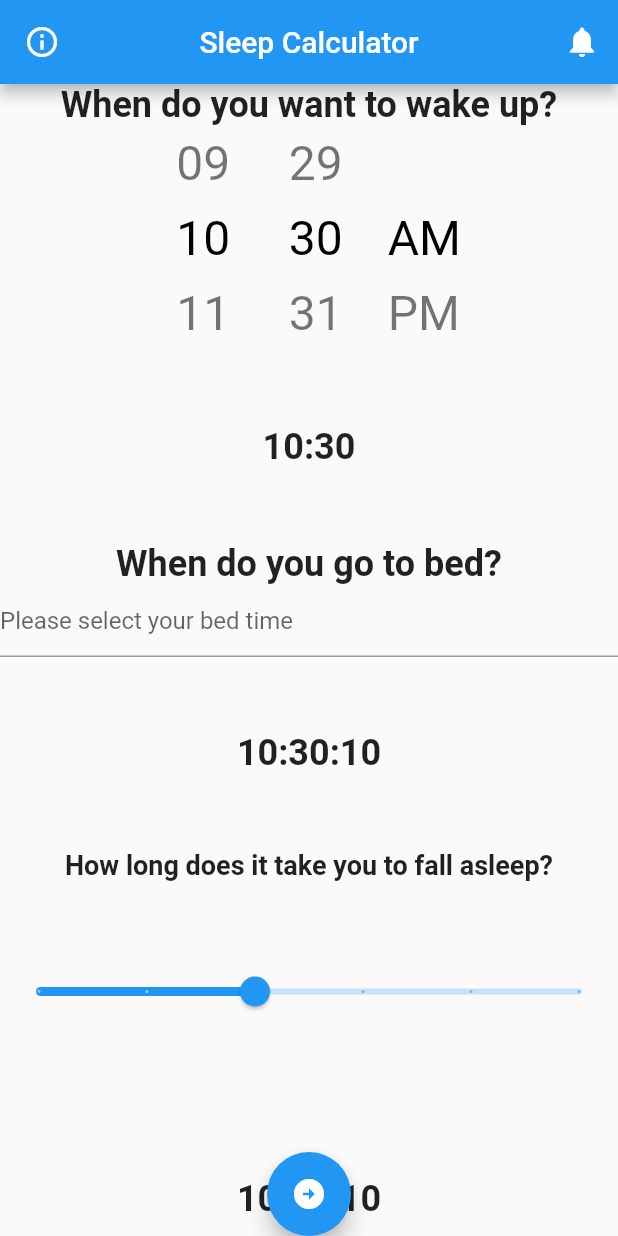
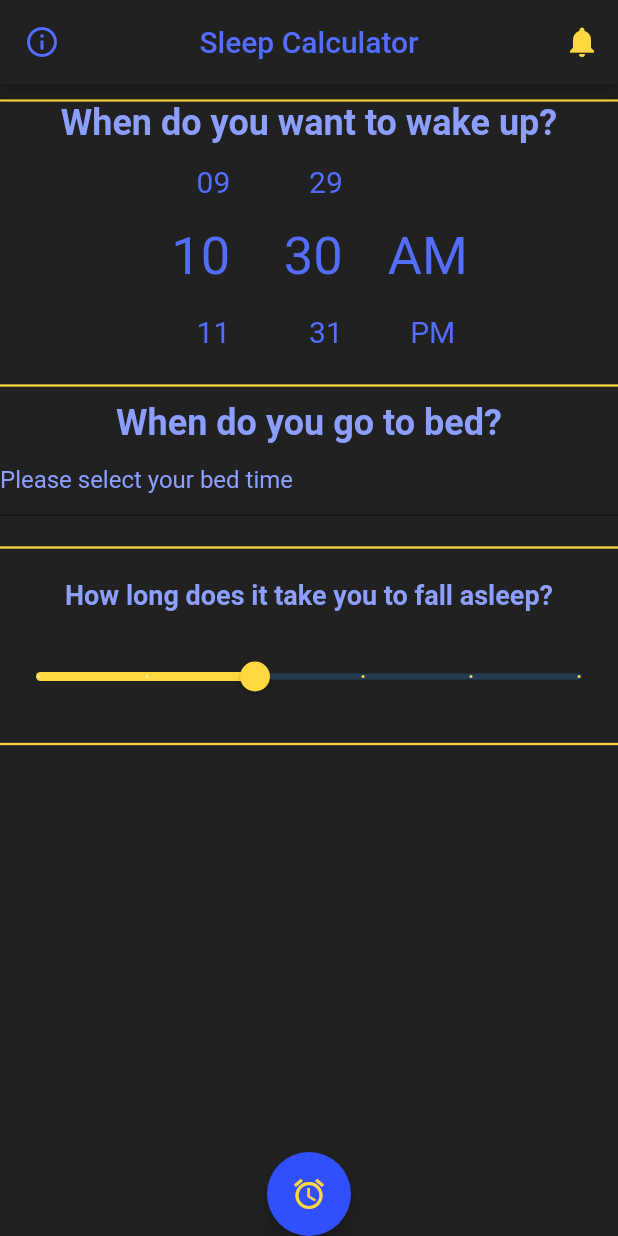
Before and after one commit to Enes50453/sleep_calculator, a Flutter app: the SceenInfo screen opened by its route, after a tap on the "arrow circle left" icon, on a phone screen of 412 x 824 dp. Run offline on Flutter 3.47's test engine with Material 2 defaults, Android fonts, the phone set to English and light mode, and no system bars; drawn by our look-alikes of flutter_time_picker_spinner; missing offline and left inert: flutter_alarm_clock.

Commit message:
24.01.23

```diff
--- a/lib/main.dart
+++ b/lib/main.dart
@@ -12,7 +12,7 @@ class MyApp extends StatelessWidget {
     return MaterialApp(
       routes: {
         "/alarm": (BuildContext context) => ScreenAlarm(),
-        "c": (BuildContext context) => SceenInfo()
+        "/info": (BuildContext context) => SceenInfo()
       },
       initialRoute: "/alarm", //açılış sayfası
     );
--- a/lib/screens/sleep_calculator.dart
+++ b/lib/screens/sleep_calculator.dart
@@ -28,16 +28,26 @@ class _ScreenAlarm extends State {
   @override
   Widget build(BuildContext context) {
     return Scaffold(
+      backgroundColor: Colors.grey[900],
       appBar: AppBar(
+        shadowColor: Colors.grey[900],
+        backgroundColor: Colors.grey[900],
         leading: IconButton(
-          icon: Icon(Icons.info_outline),
+          icon: Icon(
+            Icons.info_outline,
+            color: Colors.indigoAccent,
+          ),
           onPressed: () => Navigator.pushNamed(context, "/info"),
         ),
-        title: const Text('Sleep Calculator'),
+        title: const Text('Sleep Calculator',
+            style: TextStyle(color: Colors.indigoAccent)),
         centerTitle: true,
         actions: [
           IconButton(
-            icon: Icon(Icons.notifications),
+            icon: Icon(
+              Icons.notifications,
+              color: Colors.amberAccent[200],
+            ),
             onPressed: () {
               FlutterAlarmClock.showAlarms();
             },
@@ -47,12 +57,32 @@ class _ScreenAlarm extends State {
       body: SingleChildScrollView(
         child: Column(
           children: [
+            SizedBox(height: 10),
+            Divider(
+              height: 2.0,
+              color: Colors.amberAccent[200],
+              thickness: 1.5,
+              indent: 0,
+              endIndent: 0,
+            ),
             Container(
               child: Text("When do you want to wake up?",
-                  style: TextStyle(fontSize: 24, fontWeight: FontWeight.bold)),
+                  style: TextStyle(
+                      fontSize: 24,
+                      fontWeight: FontWeight.bold,
+                      color: Colors.indigoAccent[100])),
             ),
             hourMinute12H(),
-            Container(
+            SizedBox(height: 10),
+            Divider(
+              height: 2.0,
+              color: Colors.amberAccent[200],
+              thickness: 1.5,
+              indent: 0,
+              endIndent: 0,
+            ),
+            SizedBox(height: 10),
+            /*Container(
               margin: EdgeInsets.symmetric(vertical: 50),
               child: new Text(
                 _wakeTime.hour.toString().padLeft(2, '0') +
@@ -60,23 +90,45 @@ class _ScreenAlarm extends State {
                     _wakeTime.minute.toString().padLeft(2, '0'),
                 style: TextStyle(fontSize: 24, fontWeight: FontWeight.bold),
               ),
-            ),
+            ),*/
             Container(
               child: Text("When do you go to bed?",
-                  style: TextStyle(fontSize: 24, fontWeight: FontWeight.bold)),
+                  style: TextStyle(
+                      fontSize: 24,
+                      fontWeight: FontWeight.bold,
+                      color: Colors.indigoAccent[100])),
             ),
             Container(
                 child: TextField(
+              style: TextStyle(color: Colors.indigoAccent),
               readOnly: true,
               controller: timeController,
-              decoration:
-                  InputDecoration(hintText: 'Please select your bed time'),
+              decoration: InputDecoration(
+                  hintText: 'Please select your bed time',
+                  hintStyle: TextStyle(color: Colors.indigoAccent[100])),
               onTap: () async {
                 var time = await showTimePicker(
-                  initialTime: TimeOfDay.now(),
-                  context: context,
-                );
-                timeController.text = time!.format(context);
+                    initialTime: TimeOfDay.now(),
+                    context: context,
+                    builder: (context, child) {
+                      return Theme(
+                        data: Theme.of(context).copyWith(
+                          colorScheme: ColorScheme.dark(
+                            primary: Colors.amberAccent, // <-- SEE HERE
+                            onPrimary: Colors.deepPurpleAccent, // <-- SEE HERE
+                            onSurface: Colors.indigoAccent, // <-- SEE HERE
+                          ),
+                          textButtonTheme: TextButtonThemeData(
+                            style: TextButton.styleFrom(
+                              primary: Colors.indigoAccent, // button text color
+                            ),
+                          ),
+                        ),
+                        child: child!,
+                      );
+                    });
+                if (time == null) return;
+                timeController.text = time.format(context);
                 setState(() {
                   calculate();
                   _sleepTime = DateTime(_sleepTime.year, _sleepTime.month,
@@ -85,7 +137,16 @@ class _ScreenAlarm extends State {
                 });
               },
             )),
-            Container(
+            SizedBox(height: 20),
+            Divider(
+              height: 2.0,
+              color: Colors.amberAccent[200],
+              thickness: 1.5,
+              indent: 0,
+              endIndent: 0,
+            ),
+            SizedBox(height: 20),
+            /*Container(
               margin: EdgeInsets.symmetric(vertical: 50),
               child: new Text(
                 _sleepTime.hour.toString().padLeft(2, '0') +
@@ -95,14 +156,18 @@ class _ScreenAlarm extends State {
                     _sleepTime.second.toString().padLeft(2, '0'),
                 style: TextStyle(fontSize: 24, fontWeight: FontWeight.bold),
               ),
+            ),*/
+            Container(
+              child: Text("How long does it take you to fall asleep?",
+                  style: TextStyle(
+                      fontSize: 18,
+                      fontWeight: FontWeight.bold,
+                      color: Colors.indigoAccent[100])),
             ),
             Container(
-              child: Text("How long does it take you to fall asleep?",
-                  style: TextStyle(fontSize: 18, fontWeight: FontWeight.bold)),
-            ),
-            Container(
-              margin: EdgeInsets.symmetric(vertical: 50),
+              margin: EdgeInsets.symmetric(vertical: 20),
               child: Slider(
+                activeColor: Colors.amberAccent[200],
                 value: _currentSliderValue,
                 max: 50,
                 divisions: 5,
@@ -121,7 +186,14 @@ class _ScreenAlarm extends State {
                 },
               ),
             ),
-            Container(
+            Divider(
+              height: 2.0,
+              color: Colors.amberAccent[200],
+              thickness: 1.5,
+              indent: 0,
+              endIndent: 0,
+            ),
+            /*Container(
               margin: EdgeInsets.symmetric(vertical: 50),
               child: new Text(
                 _fallingAsleepTime.hour.toString().padLeft(2, '0') +
@@ -131,17 +203,17 @@ class _ScreenAlarm extends State {
                     _fallingAsleepTime.second.toString().padLeft(2, '0'),
                 style: TextStyle(fontSize: 24, fontWeight: FontWeight.bold),
               ),
-            ),
-            Container(
+            ),*/
+            /*Container(
               margin: EdgeInsets.symmetric(vertical: 50),
-              child: new Text(_difference.inMinutes.toString()),
-            ),
-            Container(
+              child: new Text(totalMinute.toString()),
+            ),*/
+            /*Container(
               margin: EdgeInsets.symmetric(vertical: 50),
               child: new Text(
                   "sleep cycles = $calculatedCycle + $calculatedHours + $calculatedMinutes"),
-            ),
-            Container(
+            ),*/
+            /*Container(
               margin: EdgeInsets.symmetric(vertical: 50),
               child: new Text(
                 _withFAT.hour.toString().padLeft(2, '0') +
@@ -151,17 +223,22 @@ class _ScreenAlarm extends State {
                     _withFAT.second.toString().padLeft(2, '0'),
                 style: TextStyle(fontSize: 24, fontWeight: FontWeight.bold),
               ),
-            ),
+            ),*/
           ],
         ),
       ),
       floatingActionButtonLocation: FloatingActionButtonLocation.centerDocked,
       floatingActionButton: FloatingActionButton(
+        backgroundColor: Colors.indigoAccent[700],
+        foregroundColor: Colors.amberAccent[200],
+        focusColor: Colors.amberAccent[200],
         onPressed: () {
           setAlarm();
         },
-        tooltip: 'Stateless',
-        child: const Icon(Icons.arrow_circle_right),
+        child: const Icon(
+          Icons.alarm,
+          color: Colors.amberAccent,
+        ),
       ),
     );
   }
@@ -170,12 +247,14 @@ class _ScreenAlarm extends State {
     _withFAT = DateTime(_withFAT.year, _withFAT.month, _withFAT.day,
         _sleepTime.hour, _sleepTime.minute + _fallingAsleepTime.minute);
     _difference = _wakeTime.difference(_withFAT);
-    totalMinute = _difference.inMinutes.toInt();
+    totalMinute = _difference.inMinutes >= 0
+        ? _difference.inMinutes.toInt()
+        : _difference.inMinutes.toInt() * (-1) + 24 * 60;
     calculatedCycle = (totalMinute / remCycle).floor();
     calculatedHours = ((calculatedCycle * remCycle) / 60).floor();
     calculatedMinutes = (calculatedCycle * remCycle) % 60;
-    _calculatedAlarm = DateTime(_wakeTime.year, _wakeTime.month, _wakeTime.day,
-        calculatedHours, calculatedMinutes);
+    _calculatedAlarm = DateTime(_withFAT.year, _withFAT.month, _withFAT.day,
+        _withFAT.hour + calculatedHours, _withFAT.minute + calculatedMinutes);
   }
 
   setAlarm() {
@@ -186,6 +265,14 @@ class _ScreenAlarm extends State {
 
   Widget hourMinute12H() {
     return new TimePickerSpinner(
+      normalTextStyle: TextStyle(
+        color: Colors.indigoAccent,
+        fontSize: 20,
+      ),
+      highlightedTextStyle: TextStyle(
+        color: Colors.indigoAccent,
+        fontSize: 35,
+      ),
       spacing: 30,
       isForce2Digits: true,
       time: DateTime.now(),
```
